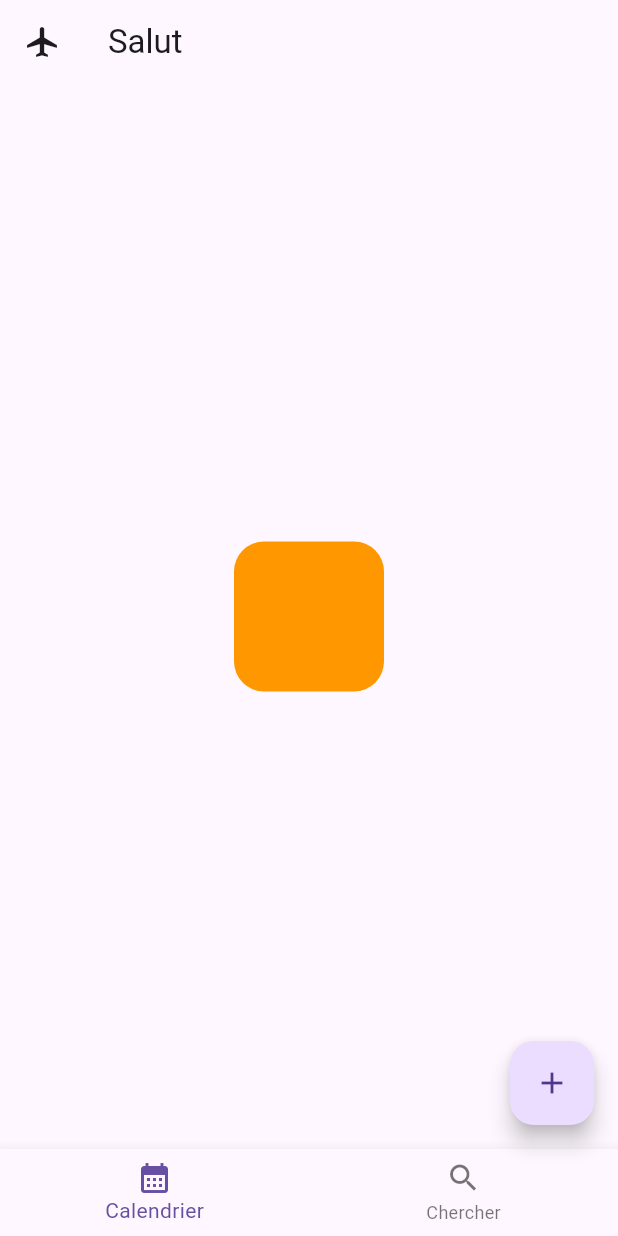
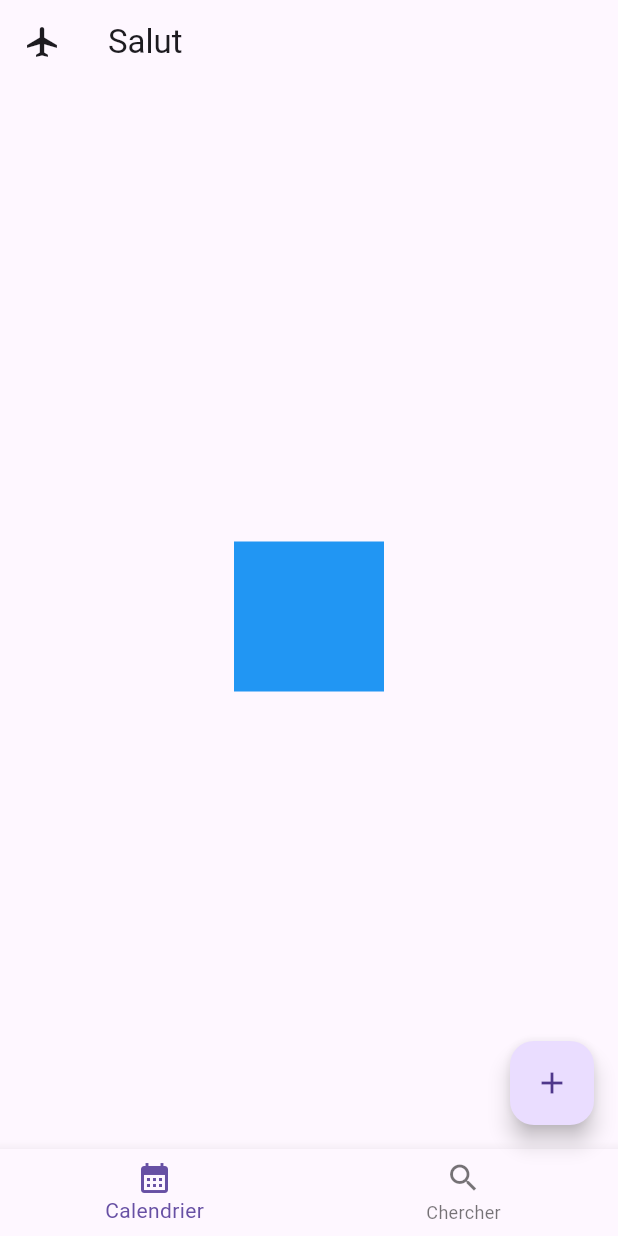
Before and after one commit to ThomasEcalle/5_AL1_2023, a Flutter app: the screen it shows after launch, on a phone screen of 412 x 824 dp. Run offline on Flutter 3.47's test engine with Material 2 defaults, Android fonts, the phone set to English and light mode, and no system bars.

Commit message:
Add little animations

```diff
--- a/lib/home_tabs/calendar_tab.dart
+++ b/lib/home_tabs/calendar_tab.dart
@@ -12,6 +12,7 @@ class CalendarTab extends StatefulWidget {
 
 class _CalendarTabState extends State<CalendarTab> {
   Color _color = Colors.orange;
+  double _radius = 0;
 
   @override
   Widget build(BuildContext context) {
@@ -20,9 +21,15 @@ class _CalendarTabState extends State<CalendarTab> {
       child: Container(
         color: Colors.transparent,
         child: Center(
-          child: ButtonSquare3(
-            color: _color,
-          ),
+          child: AnimatedContainer(
+            duration: const Duration(milliseconds: 500),
+            height: 100,
+            width: 100,
+            decoration: BoxDecoration(
+              color: Colors.blue,
+              borderRadius: BorderRadius.circular(_radius),
+            ),
+          )
         ),
       ),
     );
@@ -32,6 +39,7 @@ class _CalendarTabState extends State<CalendarTab> {
     print('Hello from calendar');
     setState(() {
       _color = _color == Colors.orange ? Colors.green : Colors.orange;
+      _radius = _radius == 0 ? 20 : 0;
     });
   }
 }
```
Also changed, not shown: lib/home_tabs/button_square3.dart (+10 -0 lines).
